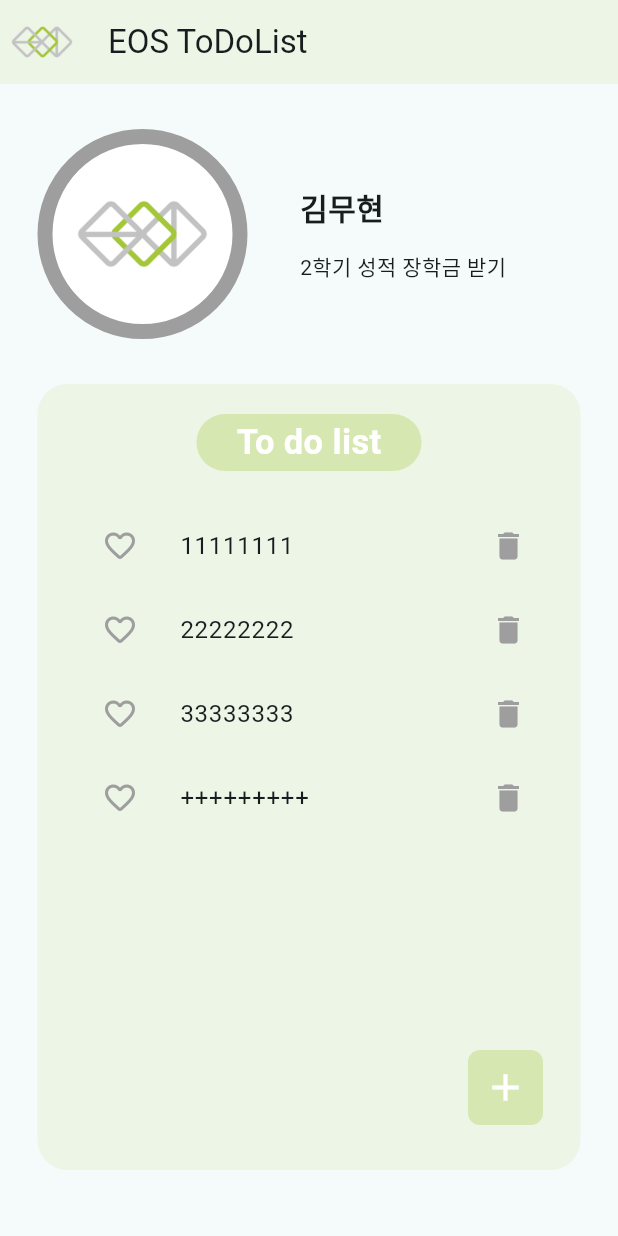
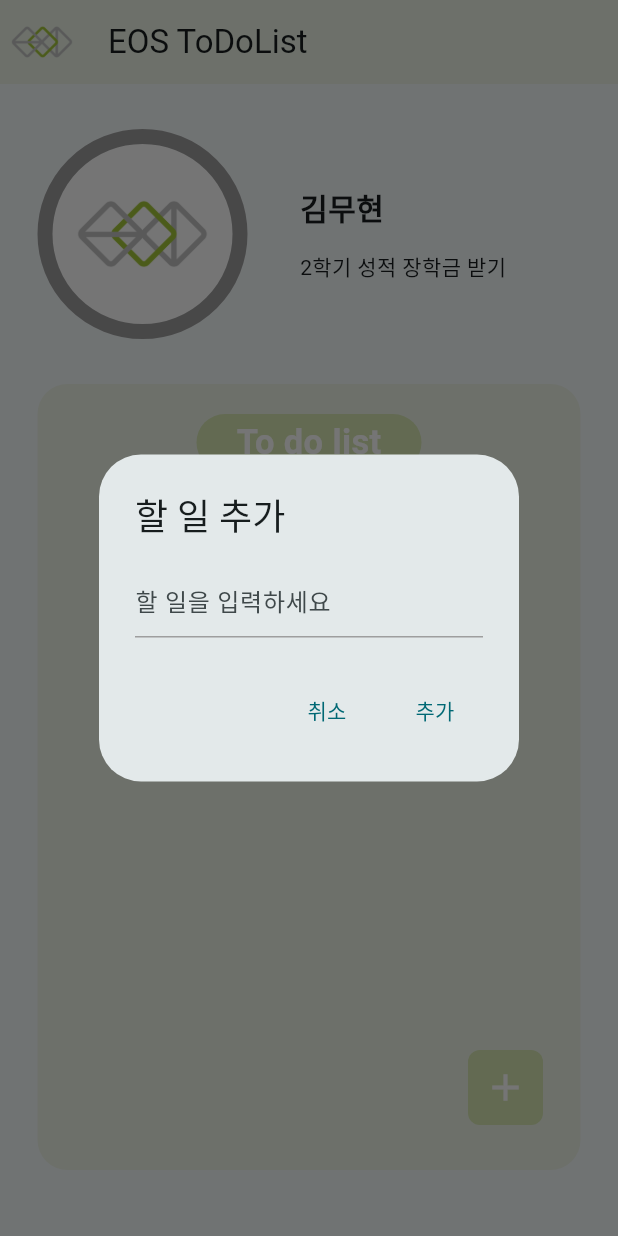
Before and after one commit to leonnoel777/2024_EOS_basic_project, a Flutter app: the screen it shows after launch, after a tap on the "add" icon, on a phone screen of 412 x 824 dp. Run offline on Flutter 3.47's test engine with Material 3 defaults, Android fonts, the phone set to English and light mode, and no system bars; Roboto replaces fonts that are missing (Pretendard).

```diff
--- a/lib/screens/home_screen.dart
+++ b/lib/screens/home_screen.dart
@@ -12,6 +12,7 @@ class HomeScreen extends StatefulWidget {
 
 class _HomeScreenState extends State<HomeScreen> {
   List toDoLists = [];
+  final TextEditingController _textController = TextEditingController();
 
   @override
   void initState() {
@@ -23,6 +24,7 @@ class _HomeScreenState extends State<HomeScreen> {
 
   @override
   void dispose() {
+    _textController.dispose();
     super.dispose();
   }
 
@@ -30,7 +32,7 @@ class _HomeScreenState extends State<HomeScreen> {
   Widget build(BuildContext context) {
     return Scaffold(
       appBar: AppBar(
-        backgroundColor: Color(0xFFA4C639).withOpacity(0.1),
+        backgroundColor: const Color(0xFFA4C639).withOpacity(0.1),
         centerTitle: false,
         title: const Text('EOS ToDoList'),
         leading: Image.asset('assets/images/eos_logo.png'),
@@ -57,10 +59,10 @@ class _HomeScreenState extends State<HomeScreen> {
                 const SizedBox(
                   width: 35,
                 ),
-                Column(
+                const Column(
                   mainAxisAlignment: MainAxisAlignment.center,
                   crossAxisAlignment: CrossAxisAlignment.start,
-                  children: const [
+                  children: [
                     Text(
                       '김무현',
                       style:
@@ -78,12 +80,12 @@ class _HomeScreenState extends State<HomeScreen> {
           Stack(
             children: [
               Padding(
-                padding: EdgeInsets.symmetric(horizontal: 25),
+                padding: const EdgeInsets.symmetric(horizontal: 25),
                 child: Container(
                   width: MediaQuery.of(context).size.width,
                   height: MediaQuery.of(context).size.height - 300,
                   decoration: BoxDecoration(
-                      color: Color(0xFFA4C639).withOpacity(0.1),
+                      color: const Color(0xFFA4C639).withOpacity(0.1),
                       borderRadius: BorderRadius.circular(20)),
                 ),
               ),
@@ -94,10 +96,10 @@ class _HomeScreenState extends State<HomeScreen> {
                   width: 150,
                   height: 38,
                   decoration: BoxDecoration(
-                    color: Color(0xFFA4C639).withOpacity(0.3),
+                    color: const Color(0xFFA4C639).withOpacity(0.3),
                     borderRadius: BorderRadius.circular(30),
                   ),
-                  child: Center(
+                  child: const Center(
                     child: Text(
                       "To do list",
                       style: TextStyle(
@@ -110,14 +112,14 @@ class _HomeScreenState extends State<HomeScreen> {
                 ),
               ),
               Padding(
-                padding: EdgeInsets.only(top: 80, left: 40, right: 25),
-                child: Container(
+                padding: const EdgeInsets.only(top: 80, left: 40, right: 25),
+                child: SizedBox(
                   height: MediaQuery.of(context).size.height - 420,
                   child: ListView.builder(
                     itemCount: toDoLists.length,
                     itemBuilder: (BuildContext context, int index) {
                       return ToDoItem(
-                        title: toDoLists[index].toString(),
+                        title: toDoLists[index],
                         onDelete: () {
                           setState(() {
                             toDoLists.removeAt(index);
@@ -131,13 +133,7 @@ class _HomeScreenState extends State<HomeScreen> {
               Positioned(
                 bottom: 30,
                 right: 50,
-                child: AddButton(
-                  onPressed: () {
-                    setState(() {
-                      toDoLists.add("+++++++++");
-                    });
-                  },
-                ),
+                child: AddButton(onPressed: _showAddToDoDialog),
               ),
             ],
           )
@@ -145,4 +141,47 @@ class _HomeScreenState extends State<HomeScreen> {
       ),
     );
   }
+
+  void _showAddToDoDialog() {
+    showDialog(
+      context: context,
+      builder: (BuildContext context) {
+        return AlertDialog(
+          title: const Text('할 일 추가'),
+          content: TextField(
+            controller: _textController,
+            decoration: const InputDecoration(
+              hintText: "할 일을 입력하세요",
+              enabledBorder: UnderlineInputBorder(
+                borderSide: BorderSide(color: Colors.grey),
+              ),
+              focusedBorder: UnderlineInputBorder(
+                borderSide: BorderSide(color: Colors.black),
+              ),
+            ),
+          ),
+          actions: [
+            TextButton(
+              onPressed: () {
+                Navigator.of(context).pop();
+              },
+              child: const Text("취소"),
+            ),
+            TextButton(
+              onPressed: () {
+                if (_textController.text.isNotEmpty) {
+                  setState(() {
+                    toDoLists.add(_textController.text);
+                    _textController.clear();
+                  });
+                  Navigator.of(context).pop();
+                }
+              },
+              child: const Text("추가"),
+            ),
+          ],
+        );
+      },
+    );
+  }
 }
--- a/lib/widgets/add_button.dart
+++ b/lib/widgets/add_button.dart
@@ -2,25 +2,27 @@ import 'package:flutter/material.dart';
 
 class AddButton extends StatelessWidget {
   final VoidCallback onPressed;
-  const AddButton({Key? key, required this.onPressed}) : super(key: key);
+
+  const AddButton({super.key, required this.onPressed});
+
   @override
   Widget build(BuildContext context) {
     return ElevatedButton(
       onPressed: onPressed,
-      child: Icon(
+      style: ElevatedButton.styleFrom(
+        elevation: 0,
+        backgroundColor: const Color(0xFFA4C639).withOpacity(0.3),
+        shape: RoundedRectangleBorder(
+          borderRadius: BorderRadius.circular(8),
+        ),
+        padding: const EdgeInsets.all(0),
+        minimumSize: const Size(50, 50),
+      ),
+      child: const Icon(
         Icons.add,
         size: 30,
         color: Colors.white,
       ),
-      style: ElevatedButton.styleFrom(
-        elevation: 0,
-        backgroundColor: Color(0xFFA4C639).withOpacity(0.3),
-        shape: RoundedRectangleBorder(
-          borderRadius: BorderRadius.circular(8),
-        ),
-        padding: EdgeInsets.all(0),
-        minimumSize: Size(50, 50),
-      ),
     );
   }
 }
--- a/lib/widgets/todo_item.dart
+++ b/lib/widgets/todo_item.dart
@@ -4,8 +4,7 @@ class ToDoItem extends StatefulWidget {
   final String title;
   final VoidCallback onDelete;
 
-  const ToDoItem({Key? key, required this.title, required this.onDelete})
-      : super(key: key);
+  const ToDoItem({super.key, required this.title, required this.onDelete});
   @override
   State<ToDoItem> createState() => _ToDoItemState();
 }
@@ -21,6 +20,7 @@ class _ToDoItemState extends State<ToDoItem> {
           color: Colors.grey,
         ),
         onPressed: () {
+          // from StatefulWidget
           setState(() {
             isClicked = !isClicked;
           });
@@ -28,7 +28,7 @@ class _ToDoItemState extends State<ToDoItem> {
       ),
       title: Text(widget.title),
       trailing: IconButton(
-        icon: Icon(
+        icon: const Icon(
           Icons.delete,
           color: Colors.grey,
         ),
```
Also changed, not shown: Assignment/week6_1.png (added), Assignment/week6_2.png (added).
